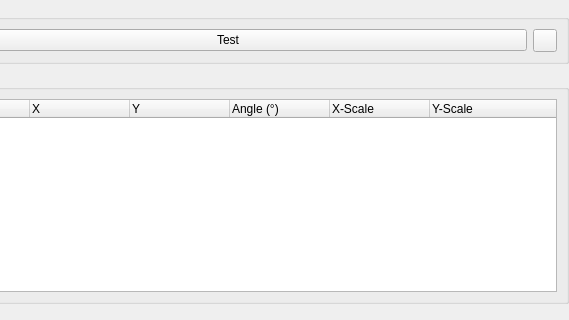
Before: the Qt Designer form AcfSln/Include/iqtipr/CSearchBasedFeaturesSupplierGuiComp.ui in ImagingTools/AcfPublic, drawn with Qt 5; both pictures show x 83 to 652 and y 0 to 320 of the 652 by 543 pixel window.
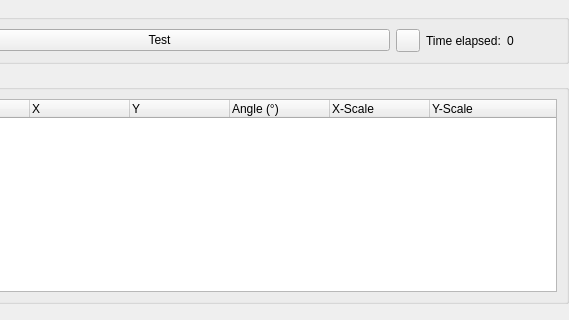
After: the same form once the commit is applied. Icons and pictures are not drawn.

Commit message: Search parameters and results GUI updated

```diff
--- a/AcfSln/Include/iqtipr/CSearchBasedFeaturesSupplierGuiComp.ui
+++ b/AcfSln/Include/iqtipr/CSearchBasedFeaturesSupplierGuiComp.ui
@@ -62,6 +62,32 @@
         </property>
        </widget>
       </item>
+      <item>
+       <widget class="QLabel" name="label">
+        <property name="sizePolicy">
+         <sizepolicy hsizetype="Maximum" vsizetype="Preferred">
+          <horstretch>0</horstretch>
+          <verstretch>0</verstretch>
+         </sizepolicy>
+        </property>
+        <property name="text">
+         <string>Time elapsed:</string>
+        </property>
+       </widget>
+      </item>
+      <item>
+       <widget class="QLabel" name="TimeLabel">
+        <property name="maximumSize">
+         <size>
+          <width>50</width>
+          <height>16777215</height>
+         </size>
+        </property>
+        <property name="text">
+         <string>0</string>
+        </property>
+       </widget>
+      </item>
      </layout>
     </widget>
    </item>
```
Left out of the diff: 9 changed lines with no effect on the pictures. The commit also changes 4 other files.
